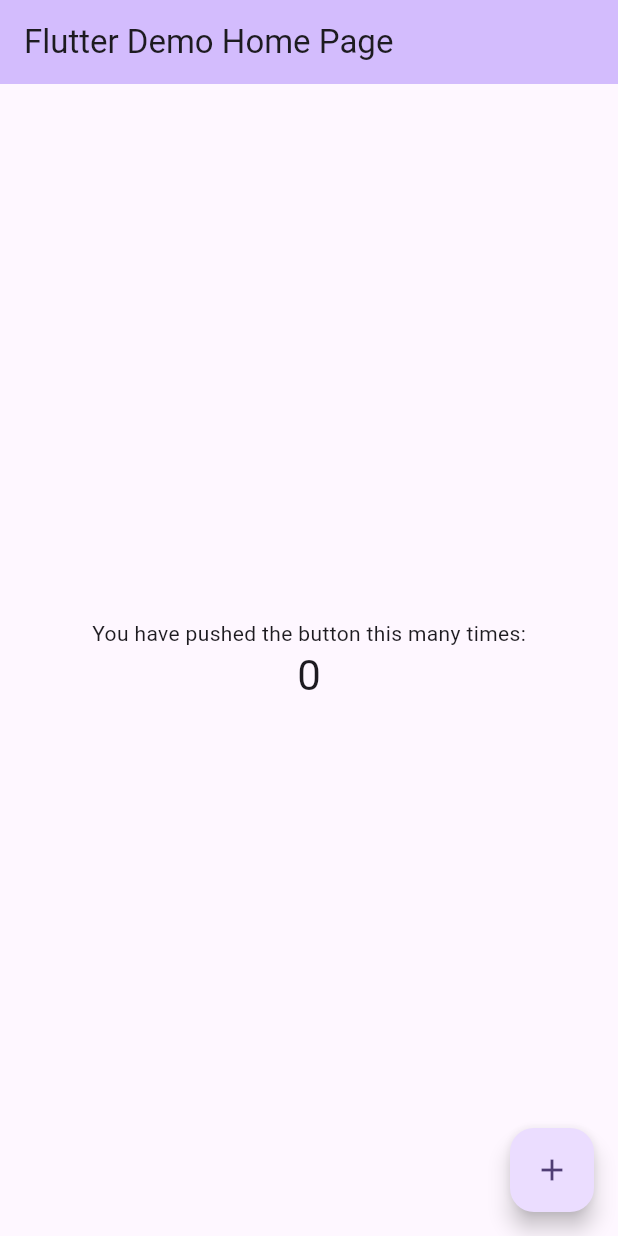
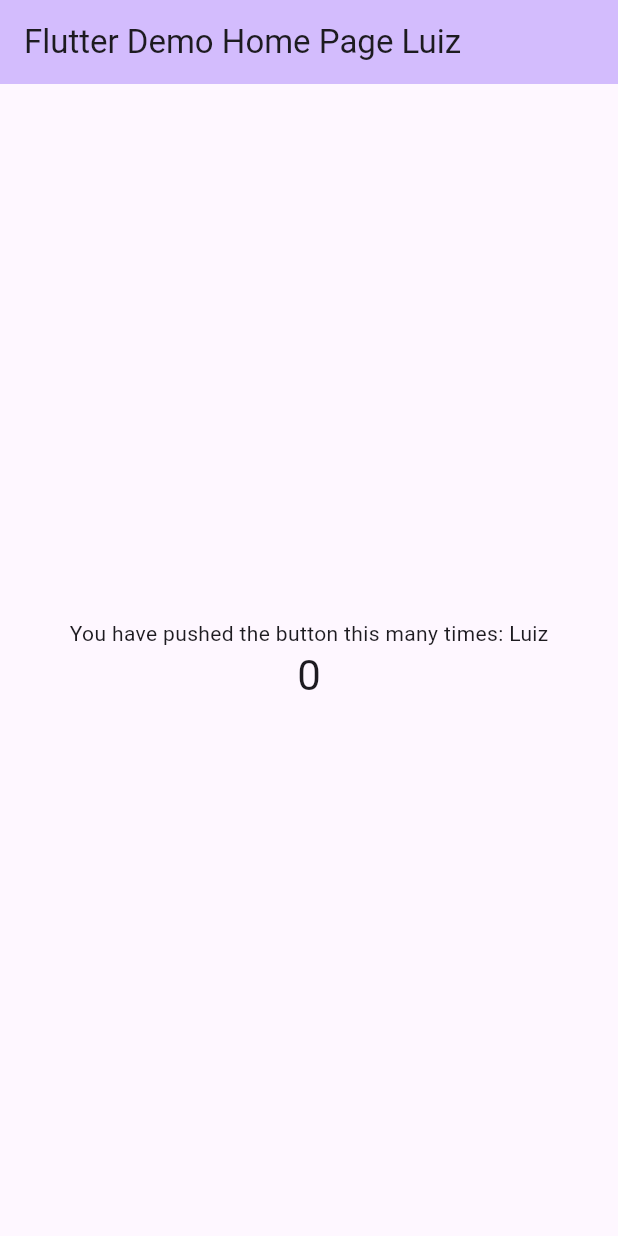
Before and after one commit to DaniChosen/compartilhado, a Flutter app: the screen it shows after launch, on a phone screen of 412 x 824 dp. Run offline on Flutter 3.47's test engine with Material 3 defaults, Android fonts, the phone set to English and light mode, and no system bars.

Commit message:
alterações luiz

```diff
--- a/teste/lib/main.dart
+++ b/teste/lib/main.dart
@@ -3,6 +3,8 @@ import 'package:flutter/material.dart';
 void main() {
   runApp(const MyApp());
 }
+
+//eae jovem
 
 class MyApp extends StatelessWidget {
   const MyApp({super.key});
@@ -11,7 +13,7 @@ class MyApp extends StatelessWidget {
   @override
   Widget build(BuildContext context) {
     return MaterialApp(
-      title: 'Flutter Demo',
+      title: 'Flutter Demo Luiz',
       theme: ThemeData(
         // This is the theme of your application.
         //
@@ -31,7 +33,7 @@ class MyApp extends StatelessWidget {
         colorScheme: ColorScheme.fromSeed(seedColor: Colors.deepPurple),
         useMaterial3: true,
       ),
-      home: const MyHomePage(title: 'Flutter Demo Home Page'),
+      home: const MyHomePage(title: 'Flutter Demo Home Page Luiz'),
     );
   }
 }
@@ -106,7 +108,7 @@ class _MyHomePageState extends State<MyHomePage> {
           mainAxisAlignment: MainAxisAlignment.center,
           children: <Widget>[
             const Text(
-              'You have pushed the button this many times:',
+              'You have pushed the button this many times: Luiz',
             ),
             Text(
               '$_counter',
@@ -115,11 +117,6 @@ class _MyHomePageState extends State<MyHomePage> {
           ],
         ),
       ),
-      floatingActionButton: FloatingActionButton(
-        onPressed: _incrementCounter,
-        tooltip: 'Increment',
-        child: const Icon(Icons.add),
-      ), // This trailing comma makes auto-formatting nicer for build methods.
     );
   }
 }
```
